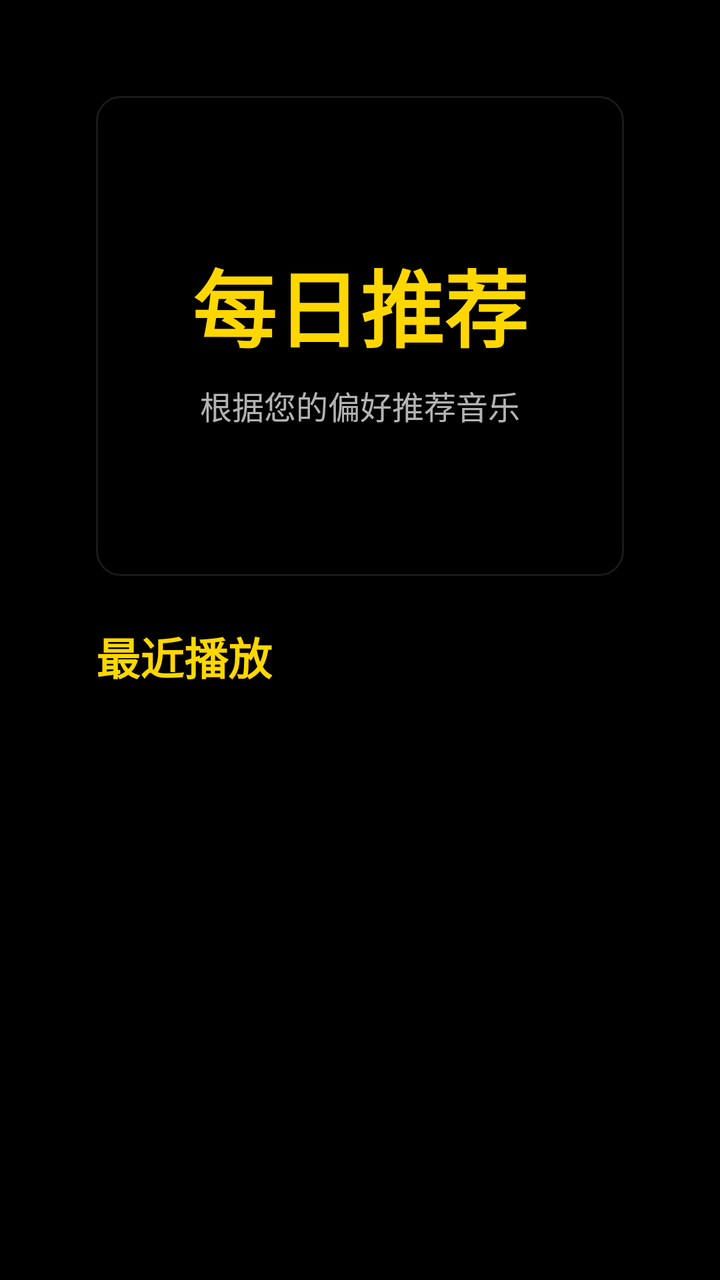
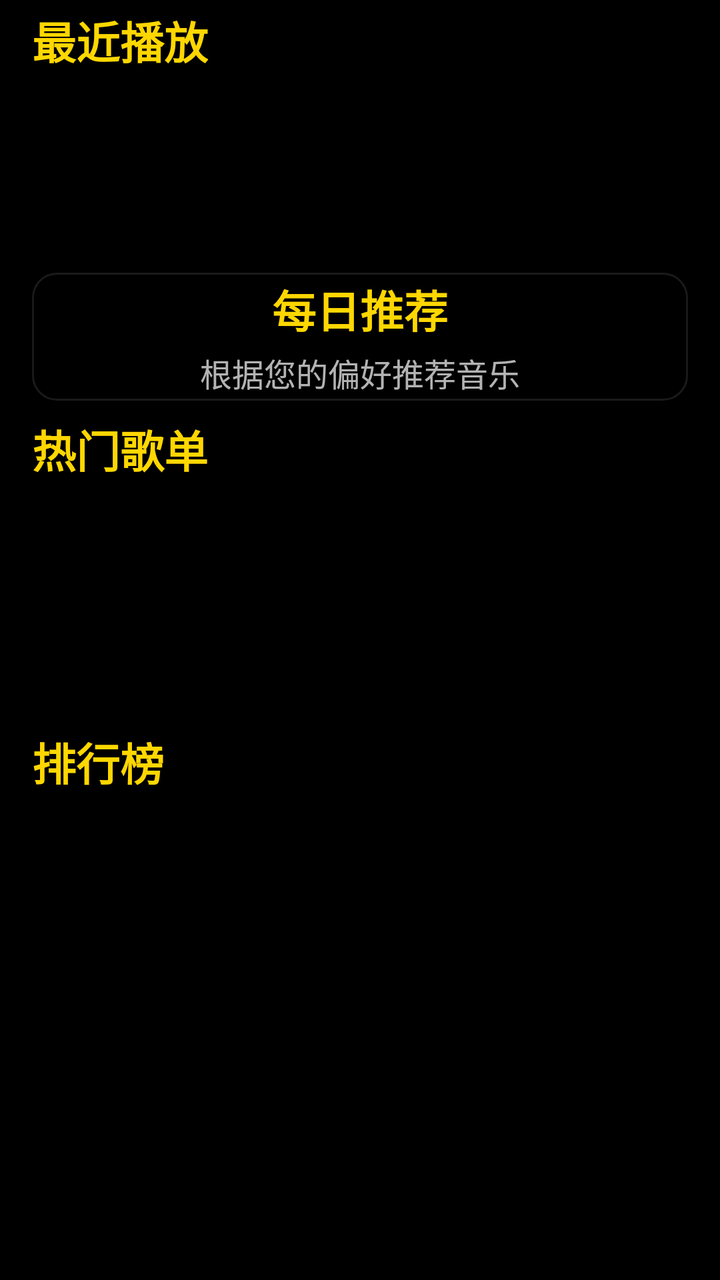

Compare the two renders of this Android layout. The source of the first and the diff that turns it into the second are given below.
<!-- AndroidManifest.xml: application theme Theme.fatTV -->
<!-- res/layout/fragment_home.xml -->
<?xml version="1.0" encoding="utf-8"?>
<LinearLayout xmlns:android="http://schemas.android.com/apk/res/android"
    android:layout_width="match_parent"
    android:layout_height="match_parent"
    android:orientation="vertical"
    android:padding="@dimen/tv_safe_margin">

    
    <FrameLayout
        android:id="@+id/banner_daily"
        android:layout_width="match_parent"
        android:layout_height="240dp"
        android:layout_marginBottom="@dimen/spacing_lg"
        android:background="@drawable/card_home_focusable"
        android:focusable="true"
        android:focusableInTouchMode="true"
        android:clickable="true">

        <LinearLayout
            android:layout_width="wrap_content"
            android:layout_height="wrap_content"
            android:layout_gravity="center"
            android:orientation="vertical"
            android:gravity="center">
            <TextView
                android:layout_width="wrap_content"
                android:layout_height="wrap_content"
                android:text="\u6bcf\u65e5\u63a8\u8350"
                android:textSize="@dimen/text_display"
                android:textColor="@color/text_accent"
                android:textStyle="bold" />
            <TextView
                android:layout_width="wrap_content"
                android:layout_height="wrap_content"
                android:text="\u6839\u636e\u60a8\u7684\u504f\u597d\u63a8\u8350\u97f3\u4e50"
                android:textSize="@dimen/text_caption"
                android:textColor="@color/text_secondary"
                android:layout_marginTop="@dimen/spacing_sm" />
        </LinearLayout>
    </FrameLayout>

    
    <TextView
        android:layout_width="wrap_content"
        android:layout_height="wrap_content"
        android:text="\u6700\u8fd1\u64ad\u653e"
        android:textSize="@dimen/text_headline"
        android:textColor="@color/text_accent"
        android:textStyle="bold"
        android:layout_marginBottom="@dimen/spacing_md" />

    
    <androidx.recyclerview.widget.RecyclerView
        android:id="@+id/rv_recent"
        android:layout_width="match_parent"
        android:layout_height="0dp"
        android:layout_weight="1"
        android:clipToPadding="false" />

    
    <TextView
        android:id="@+id/tv_empty_hint"
        android:layout_width="wrap_content"
        android:layout_height="wrap_content"
        android:text="\u6682\u65e0\u64ad\u653e\u8bb0\u5f55\uff0c\u8bf7\u5148\u641c\u7d22\u64ad\u653e\u97f3\u4e50"
        android:textSize="@dimen/text_body"
        android:textColor="@color/text_secondary"
        android:visibility="gone"
        android:layout_gravity="center" />

</LinearLayout>
<!-- resources referenced by this layout -->
<resources>
  <color name="text_accent">#FFD700</color>
  <color name="text_secondary">#B3FFFFFF</color>
  <dimen name="spacing_lg">24dp</dimen>
  <dimen name="spacing_md">16dp</dimen>
  <dimen name="spacing_sm">8dp</dimen>
  <dimen name="text_body">20sp</dimen>
  <dimen name="text_caption">16sp</dimen>
  <dimen name="text_display">42sp</dimen>
  <dimen name="text_headline">22sp</dimen>
  <dimen name="tv_safe_margin">48dp</dimen>
  <!-- drawable card_home_focusable (drawable) -->
  <?xml version="1.0" encoding="utf-8"?>
  <selector xmlns:android="http://schemas.android.com/apk/res/android">
      
      <item android:state_focused="true">
          <layer-list>
              <item>
                  <shape android:shape="rectangle">
                      <solid android:color="@color/selected_bg"/>
                      <corners android:radius="@dimen/home_card_corner"/>
                      <stroke android:width="@dimen/focus_border_width" android:color="@color/focus_border"/>
                  </shape>
              </item>
              
              <item android:left="-4dp" android:right="-4dp" android:top="-4dp" android:bottom="-4dp">
                  <shape android:shape="rectangle">
                      <corners android:radius="@dimen/home_card_corner"/>
                      <stroke android:width="4dp" android:color="@color/accent_glow"/>
                  </shape>
              </item>
          </layer-list>
      </item>
      
      <item android:state_pressed="true">
          <shape android:shape="rectangle">
              <solid android:color="@color/pressed_bg"/>
              <corners android:radius="@dimen/home_card_corner"/>
          </shape>
      </item>
      
      <item>
          <shape android:shape="rectangle">
              <solid android:color="@color/bg_surface"/>
              <corners android:radius="@dimen/home_card_corner"/>
              <stroke android:width="1dp" android:color="@color/card_border"/>
          </shape>
      </item>
  </selector>
  <style name="Theme.fatTV" parent="Theme.AppCompat.NoActionBar">
          
          <item name="android:windowNoTitle">true</item>
          <item name="android:windowFullscreen">true</item>
          <item name="android:windowBackground">@color/bg_primary</item>
          
          
          <item name="android:windowIsTranslucent">false</item>
          <item name="android:windowContentOverlay">@null</item>
          
          
          <item name="android:textColorPrimary">@color/text_primary</item>
          <item name="android:textColorSecondary">@color/text_secondary</item>
          <item name="android:textColorHint">@color/text_hint</item>
          
          
          <item name="colorAccent">@color/accent</item>
          <item name="colorPrimary">@color/accent</item>
          <item name="colorPrimaryDark">@color/accent_pressed</item>
          
          
          <item name="android:editTextColor">@color/text_primary</item>
          <item name="android:textViewStyle">@style/TVTextBody</item>
      </style>
  <color name="selected_bg">#33FFD700</color>
  <dimen name="home_card_corner">12dp</dimen>
  <dimen name="focus_border_width">3dp</dimen>
  <color name="focus_border">#FFD700</color>
  <color name="accent_glow">#66FFD700</color>
  <color name="pressed_bg">#1AFFD700</color>
  <color name="bg_surface">#44000000</color>
  <color name="card_border">#1AFFFFFF</color>
  <color name="bg_primary">#000000</color>
  <color name="text_primary">#FFFFFF</color>
  <color name="text_hint">#80FFFFFF</color>
  <color name="accent">#FFD700</color>
  <color name="accent_pressed">#D4AF37</color>
  <style name="TVTextBody" parent="android:Widget.TextView">
          <item name="android:textSize">@dimen/text_body</item>
          <item name="android:textColor">@color/text_primary</item>
          <item name="android:ellipsize">end</item>
          <item name="android:maxLines">1</item>
      </style>
</resources>

<!-- the commit's change to res/layout/fragment_home.xml (unified diff, before → after) -->
@@ -3,14 +3,42 @@
     android:layout_width="match_parent"
     android:layout_height="match_parent"
     android:orientation="vertical"
-    android:padding="@dimen/tv_safe_margin">
+    android:paddingTop="4dp" android:paddingBottom="4dp" android:paddingStart="16dp" android:paddingEnd="16dp">
+
+    
+    <TextView
+        android:layout_width="wrap_content"
+        android:layout_height="wrap_content"
+        android:text="最近播放"
+        android:textSize="@dimen/text_headline"
+        android:textColor="@color/text_accent"
+        android:textStyle="bold"
+        android:layout_marginBottom="@dimen/spacing_xs" />
+
+    <androidx.recyclerview.widget.RecyclerView
+        android:id="@+id/rv_recent"
+        android:layout_width="match_parent"
+        android:layout_height="88dp"
+        android:clipToPadding="false"
+        android:layout_marginBottom="@dimen/spacing_sm" />
+
+    
+    <TextView
+        android:id="@+id/tv_recent_empty"
+        android:layout_width="wrap_content"
+        android:layout_height="wrap_content"
+        android:text="暂无播放记录，请先搜索播放音乐"
+        android:textSize="@dimen/text_body"
+        android:textColor="@color/text_secondary"
+        android:visibility="gone"
+        android:layout_gravity="center" />
 
     
     <FrameLayout
         android:id="@+id/banner_daily"
         android:layout_width="match_parent"
-        android:layout_height="240dp"
-        android:layout_marginBottom="@dimen/spacing_lg"
+        android:layout_height="64dp"
+        android:layout_marginBottom="@dimen/spacing_sm"
         android:background="@drawable/card_home_focusable"
         android:focusable="true"
         android:focusableInTouchMode="true"
@@ -25,17 +53,17 @@
             <TextView
                 android:layout_width="wrap_content"
                 android:layout_height="wrap_content"
-                android:text="\u6bcf\u65e5\u63a8\u8350"
-                android:textSize="@dimen/text_display"
+                android:text="每日推荐"
+                android:textSize="@dimen/text_headline"
                 android:textColor="@color/text_accent"
                 android:textStyle="bold" />
             <TextView
                 android:layout_width="wrap_content"
                 android:layout_height="wrap_content"
-                android:text="\u6839\u636e\u60a8\u7684\u504f\u597d\u63a8\u8350\u97f3\u4e50"
+                android:text="根据您的偏好推荐音乐"
                 android:textSize="@dimen/text_caption"
                 android:textColor="@color/text_secondary"
-                android:layout_marginTop="@dimen/spacing_sm" />
+                android:layout_marginTop="@dimen/spacing_xs" />
         </LinearLayout>
     </FrameLayout>
 
@@ -43,15 +71,42 @@
     <TextView
         android:layout_width="wrap_content"
         android:layout_height="wrap_content"
-        android:text="\u6700\u8fd1\u64ad\u653e"
+        android:text="热门歌单"
         android:textSize="@dimen/text_headline"
         android:textColor="@color/text_accent"
         android:textStyle="bold"
-        android:layout_marginBottom="@dimen/spacing_md" />
+        android:layout_marginBottom="@dimen/spacing_xs" />
+
+    <androidx.recyclerview.widget.RecyclerView
+        android:id="@+id/rv_playlists"
+        android:layout_width="match_parent"
+        android:layout_height="112dp"
+        android:clipToPadding="false"
+        android:layout_marginBottom="@dimen/spacing_sm" />
 
     
+    <TextView
+        android:id="@+id/tv_playlist_empty"
+        android:layout_width="wrap_content"
+        android:layout_height="wrap_content"
+        android:text="暂无推荐歌单"
+        android:textSize="@dimen/text_body"
+        android:textColor="@color/text_secondary"
+        android:visibility="gone"
+        android:layout_gravity="center" />
+
+    
+    <TextView
+        android:layout_width="wrap_content"
+        android:layout_height="wrap_content"
+        android:text="排行榜"
+        android:textSize="@dimen/text_headline"
+        android:textColor="@color/text_accent"
+        android:textStyle="bold"
+        android:layout_marginBottom="@dimen/spacing_xs" />
+
     <androidx.recyclerview.widget.RecyclerView
-        android:id="@+id/rv_recent"
+        android:id="@+id/rv_rank_quick"
         android:layout_width="match_parent"
         android:layout_height="0dp"
         android:layout_weight="1"
@@ -59,10 +114,10 @@
 
     
     <TextView
-        android:id="@+id/tv_empty_hint"
+        android:id="@+id/tv_rank_empty"
         android:layout_width="wrap_content"
         android:layout_height="wrap_content"
-        android:text="\u6682\u65e0\u64ad\u653e\u8bb0\u5f55\uff0c\u8bf7\u5148\u641c\u7d22\u64ad\u653e\u97f3\u4e50"
+        android:text="排行榜加载中..."
         android:textSize="@dimen/text_body"
         android:textColor="@color/text_secondary"
         android:visibility="gone"
<!-- resource entries referenced after the edit -->
@@ -2,14 +2,11 @@
 <resources>
   <color name="text_accent">#FFD700</color>
   <color name="text_secondary">#B3FFFFFF</color>
-  <dimen name="spacing_lg">24dp</dimen>
-  <dimen name="spacing_md">16dp</dimen>
   <dimen name="spacing_sm">8dp</dimen>
+  <dimen name="spacing_xs">4dp</dimen>
   <dimen name="text_body">20sp</dimen>
   <dimen name="text_caption">16sp</dimen>
-  <dimen name="text_display">42sp</dimen>
   <dimen name="text_headline">22sp</dimen>
-  <dimen name="tv_safe_margin">48dp</dimen>
   <!-- drawable card_home_focusable (drawable) -->
   <?xml version="1.0" encoding="utf-8"?>
   <selector xmlns:android="http://schemas.android.com/apk/res/android">
